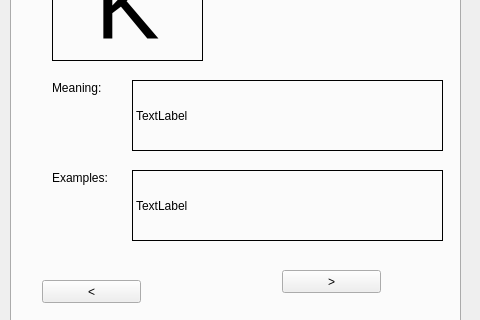
This is src/kanjitoolswindow.ui in mihaly4/KanjiTools as Qt 5 draws it before an edit; both pictures show x 0 to 480 and y 136 to 456 of the 480 by 640 pixel window. The edited form follows.
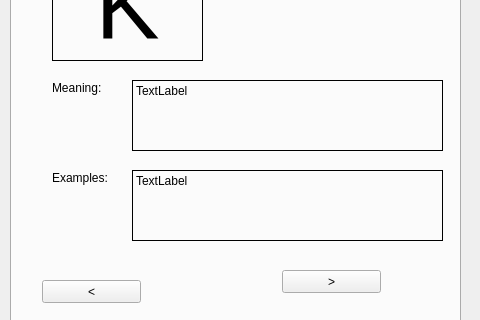
This is the edited form. The open tabs and pages were chosen to show the change.

```diff
--- a/src/kanjitoolswindow.ui
+++ b/src/kanjitoolswindow.ui
@@ -434,6 +434,15 @@
       <property name="text">
        <string>TextLabel</string>
       </property>
+      <property name="textFormat">
+       <enum>Qt::RichText</enum>
+      </property>
+      <property name="alignment">
+       <set>Qt::AlignLeading|Qt::AlignLeft|Qt::AlignTop</set>
+      </property>
+      <property name="wordWrap">
+       <bool>false</bool>
+      </property>
      </widget>
      <widget class="QLabel" name="label_13">
       <property name="geometry">
@@ -450,6 +459,15 @@
       <property name="text">
        <string>TextLabel</string>
       </property>
+      <property name="textFormat">
+       <enum>Qt::RichText</enum>
+      </property>
+      <property name="alignment">
+       <set>Qt::AlignLeading|Qt::AlignLeft|Qt::AlignTop</set>
+      </property>
+      <property name="wordWrap">
+       <bool>false</bool>
+      </property>
      </widget>
      <widget class="QComboBox" name="comboBox_9">
       <property name="geometry">
```
Left out of the diff: 2 changed lines with no effect on the pictures.
